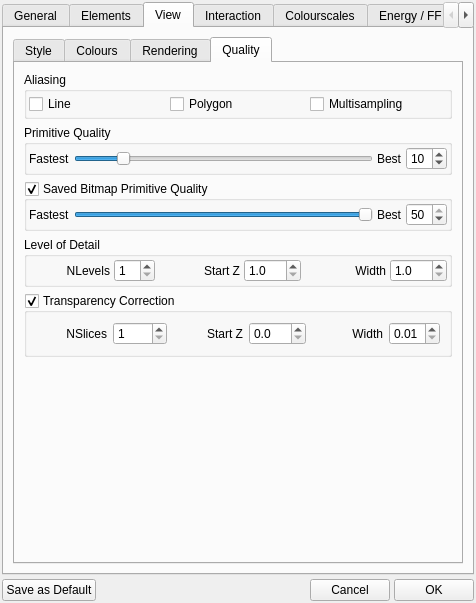
trisyoungs/aten, file src/gui/prefs.ui: the form before one commit.
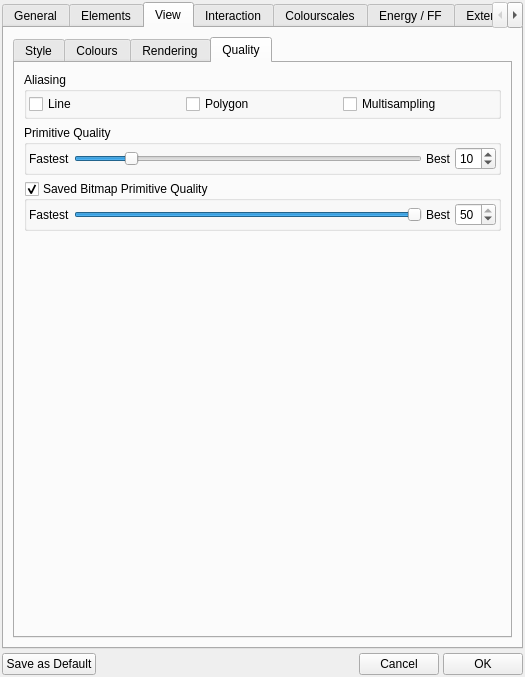
The form after the commit. The open tabs and pages were chosen to show the change. Icons and pictures are not drawn. Custom widgets are drawn as their Qt base class.

```diff
--- a/src/gui/prefs.ui
+++ b/src/gui/prefs.ui
@@ -5,8 +5,8 @@
    <rect>
     <x>0</x>
     <y>0</y>
-    <width>476</width>
-    <height>603</height>
+    <width>525</width>
+    <height>677</height>
    </rect>
   </property>
   <property name="sizePolicy">
@@ -1933,222 +1933,6 @@
              </layout>
             </widget>
            </item>
-           <item>
-            <widget class="QGroupBox" name="LevelOfDetailGroup">
-             <property name="title">
-              <string>Level of Detail</string>
-             </property>
-             <layout class="QHBoxLayout" name="horizontalLayout_7">
-              <property name="spacing">
-               <number>4</number>
-              </property>
-              <property name="margin">
-               <number>2</number>
-              </property>
-              <item>
-               <widget class="QLabel" name="label_81">
-                <property name="sizePolicy">
-                 <sizepolicy hsizetype="MinimumExpanding" vsizetype="Preferred">
-                  <horstretch>0</horstretch>
-                  <verstretch>0</verstretch>
-                 </sizepolicy>
-                </property>
-                <property name="text">
-                 <string>NLevels</string>
-                </property>
-                <property name="alignment">
-                 <set>Qt::AlignRight|Qt::AlignTrailing|Qt::AlignVCenter</set>
-                </property>
-               </widget>
-              </item>
-              <item>
-               <widget class="QSpinBox" name="LevelOfDetailNLevelsSpin">
-                <property name="toolTip">
-                 <string>Number of detail levels to use for rendering primitives (1=no levels of detail)</string>
-                </property>
-                <property name="minimum">
-                 <number>1</number>
-                </property>
-               </widget>
-              </item>
-              <item>
-               <widget class="QLabel" name="label_82">
-                <property name="sizePolicy">
-                 <sizepolicy hsizetype="MinimumExpanding" vsizetype="Preferred">
-                  <horstretch>0</horstretch>
-                  <verstretch>0</verstretch>
-                 </sizepolicy>
-                </property>
-                <property name="text">
-                 <string>Start Z</string>
-                </property>
-                <property name="alignment">
-                 <set>Qt::AlignRight|Qt::AlignTrailing|Qt::AlignVCenter</set>
-                </property>
-               </widget>
-              </item>
-              <item>
-               <widget class="QDoubleSpinBox" name="LevelOfDetailStartZSpin">
-                <property name="toolTip">
-                 <string>Z-distance from viewpoint at which level of detail rendering is applied</string>
-                </property>
-                <property name="decimals">
-                 <number>1</number>
-                </property>
-                <property name="minimum">
-                 <double>1.000000000000000</double>
-                </property>
-                <property name="maximum">
-                 <double>100.000000000000000</double>
-                </property>
-               </widget>
-              </item>
-              <item>
-               <widget class="QLabel" name="label_83">
-                <property name="sizePolicy">
-                 <sizepolicy hsizetype="MinimumExpanding" vsizetype="Preferred">
-                  <horstretch>0</horstretch>
-                  <verstretch>0</verstretch>
-                 </sizepolicy>
-                </property>
-                <property name="text">
-                 <string>Width</string>
-                </property>
-                <property name="alignment">
-                 <set>Qt::AlignRight|Qt::AlignTrailing|Qt::AlignVCenter</set>
-                </property>
-               </widget>
-              </item>
-              <item>
-               <widget class="QDoubleSpinBox" name="LevelOfDetailWidthSpin">
-                <property name="toolTip">
-                 <string>Z-width of single level (determining the 'rate of change' of detail levels)</string>
-                </property>
-                <property name="decimals">
-                 <number>1</number>
-                </property>
-                <property name="minimum">
-                 <double>1.000000000000000</double>
-                </property>
-                <property name="maximum">
-                 <double>100.000000000000000</double>
-                </property>
-               </widget>
-              </item>
-             </layout>
-            </widget>
-           </item>
-           <item>
-            <widget class="QGroupBox" name="TransparencyGroup">
-             <property name="title">
-              <string>Transparency Correction</string>
-             </property>
-             <property name="checkable">
-              <bool>true</bool>
-             </property>
-             <layout class="QHBoxLayout" name="horizontalLayout_14">
-              <item>
-               <widget class="QLabel" name="label_86">
-                <property name="sizePolicy">
-                 <sizepolicy hsizetype="MinimumExpanding" vsizetype="Preferred">
-                  <horstretch>0</horstretch>
-                  <verstretch>0</verstretch>
-                 </sizepolicy>
-                </property>
-                <property name="text">
-                 <string>NSlices</string>
-                </property>
-                <property name="alignment">
-                 <set>Qt::AlignRight|Qt::AlignTrailing|Qt::AlignVCenter</set>
-                </property>
-               </widget>
-              </item>
-              <item>
-               <widget class="QSpinBox" name="TransparencyNSlicesSpin">
-                <property name="toolTip">
-                 <string>Number of Z-bins in which to partition triangles</string>
-                </property>
-                <property name="minimum">
-                 <number>1</number>
-                </property>
-                <property name="maximum">
-                 <number>2000</number>
-                </property>
-                <property name="singleStep">
-                 <number>10</number>
-                </property>
-               </widget>
-              </item>
-              <item>
-               <widget class="QLabel" name="label_84">
-                <property name="sizePolicy">
-                 <sizepolicy hsizetype="MinimumExpanding" vsizetype="Preferred">
-                  <horstretch>0</horstretch>
-                  <verstretch>0</verstretch>
-                 </sizepolicy>
-                </property>
-                <property name="text">
-                 <string>Start Z</string>
-                </property>
-                <property name="alignment">
-                 <set>Qt::AlignRight|Qt::AlignTrailing|Qt::AlignVCenter</set>
-                </property>
-               </widget>
-              </item>
-              <item>
-               <widget class="QDoubleSpinBox" name="TransparencyStartZSpin">
-                <property name="toolTip">
-                 <string>Z-distance from viewpoint at which transparent triangle sorting begins</string>
-                </property>
-                <property name="decimals">
-                 <number>1</number>
-                </property>
-                <property name="minimum">
-                 <double>0.000000000000000</double>
-                </property>
-                <property name="maximum">
-                 <double>100.000000000000000</double>
-                </property>
-               </widget>
-              </item>
-              <item>
-               <widget class="QLabel" name="label_85">
-                <property name="sizePolicy">
-                 <sizepolicy hsizetype="MinimumExpanding" vsizetype="Preferred">
-                  <horstretch>0</horstretch>
-                  <verstretch>0</verstretch>
-                 </sizepolicy>
-                </property>
-                <property name="text">
-                 <string>Width</string>
-                </property>
-                <property name="alignment">
-                 <set>Qt::AlignRight|Qt::AlignTrailing|Qt::AlignVCenter</set>
-                </property>
-               </widget>
-              </item>
-              <item>
-               <widget class="QDoubleSpinBox" name="TransparencyBinWidthSpin">
-                <property name="toolTip">
-                 <string>Width of single Z-bin</string>
-                </property>
-                <property name="decimals">
-                 <number>2</number>
-                </property>
-                <property name="minimum">
-                 <double>0.010000000000000</double>
-                </property>
-                <property name="maximum">
-                 <double>5.000000000000000</double>
-                </property>
-                <property name="singleStep">
-                 <double>0.100000000000000</double>
-                </property>
-               </widget>
-              </item>
-             </layout>
-            </widget>
-           </item>
            <item>
             <spacer name="verticalSpacer_5">
              <property name="orientation">
```
Left out of the diff: 1 changed line with no effect on the pictures.
